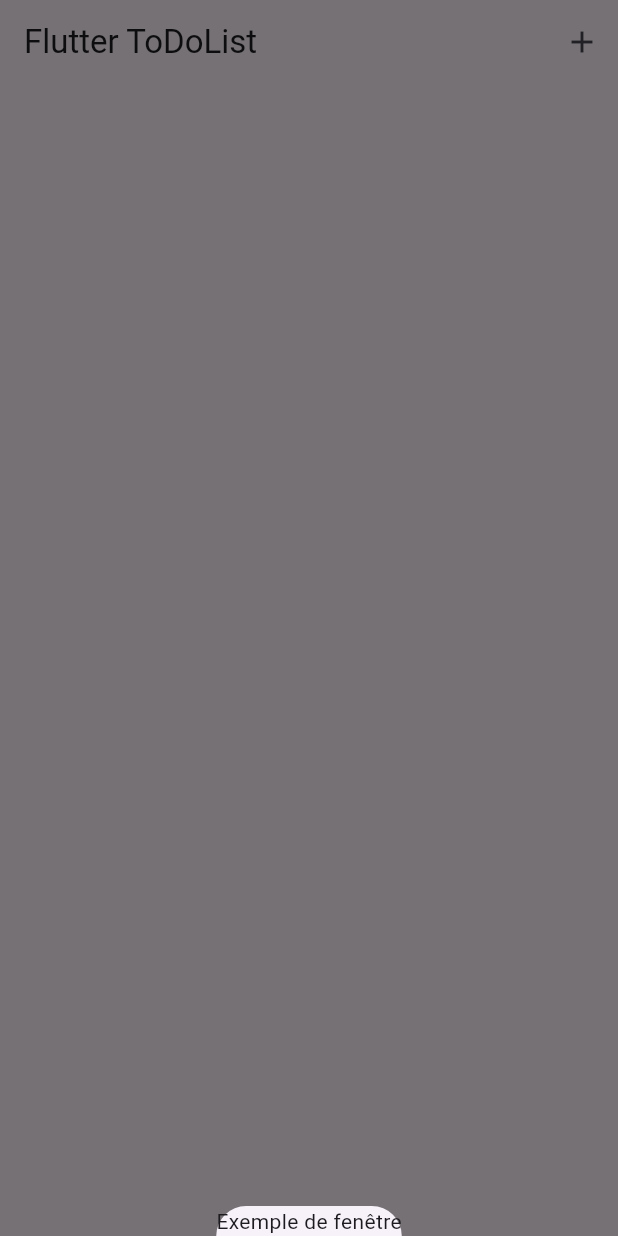
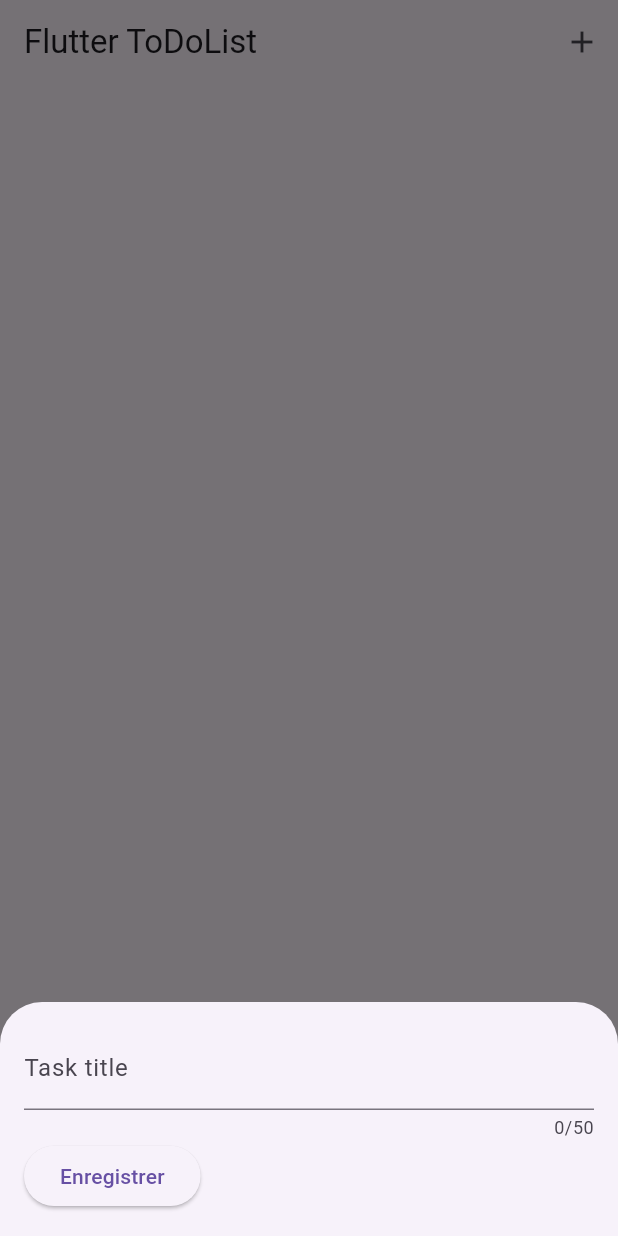
Before and after one commit to sohayb-elbakali/Todolist-flutter, a Flutter app: the screen it shows after launch, after a tap on the "add" icon, on a phone screen of 412 x 824 dp. Run offline on Flutter 3.47's test engine with Material 3 defaults, Android fonts, the phone set to English and light mode, and no system bars.

Commit message:
La fonction _saveTitleInput

```diff
--- a/lib/tasks.dart
+++ b/lib/tasks.dart
@@ -1,5 +1,7 @@
 import 'package:flutter/material.dart';
 import 'models/task.dart';
+import 'widgets/new_task.dart';
+
 
 class Tasks extends StatefulWidget {
   const Tasks({super.key});
@@ -34,7 +36,7 @@ class _TasksState extends State<Tasks> {
   void _openAddTaskOverlay() {
     showModalBottomSheet(
       context: context,
-      builder: (ctx) => const Text('Exemple de fenêtre'),
+      builder: (ctx) => const NewTask(),
     );
   }
   @override
--- a/lib/widgets/new_task.dart
+++ b/lib/widgets/new_task.dart
@@ -1,4 +1,5 @@
 import 'package:flutter/material.dart';
+
 class NewTask extends StatefulWidget{
 const NewTask({super.key});
 @override
@@ -6,8 +7,36 @@ State<NewTask> createState() {
 return _NewTaskState();
 } }
 class _NewTaskState extends State<NewTask>{
+
+var _enteredTitle = '';
+void _saveTitleInput(String inputValue) {
+_enteredTitle = inputValue;
+}
+
 @override
 Widget build(BuildContext context) {
-return const Text('Hello');
+return Padding(
+ padding: const EdgeInsets.all(16),
+ child: Column(
+  mainAxisSize: MainAxisSize.min,
+  children: [
+   TextField(
+    onChanged: _saveTitleInput,
+    maxLength: 50,
+    decoration: const InputDecoration(
+    label: Text('Task title'),
+    ),
+   ),
+   Row(
+    children: [
+     ElevatedButton(
+       onPressed: () { print(_enteredTitle);},
+       child: const Text('Enregistrer'),
+     ),
+    ],
+   ),
+  ],
+ ),
+);
 }
 }
```
